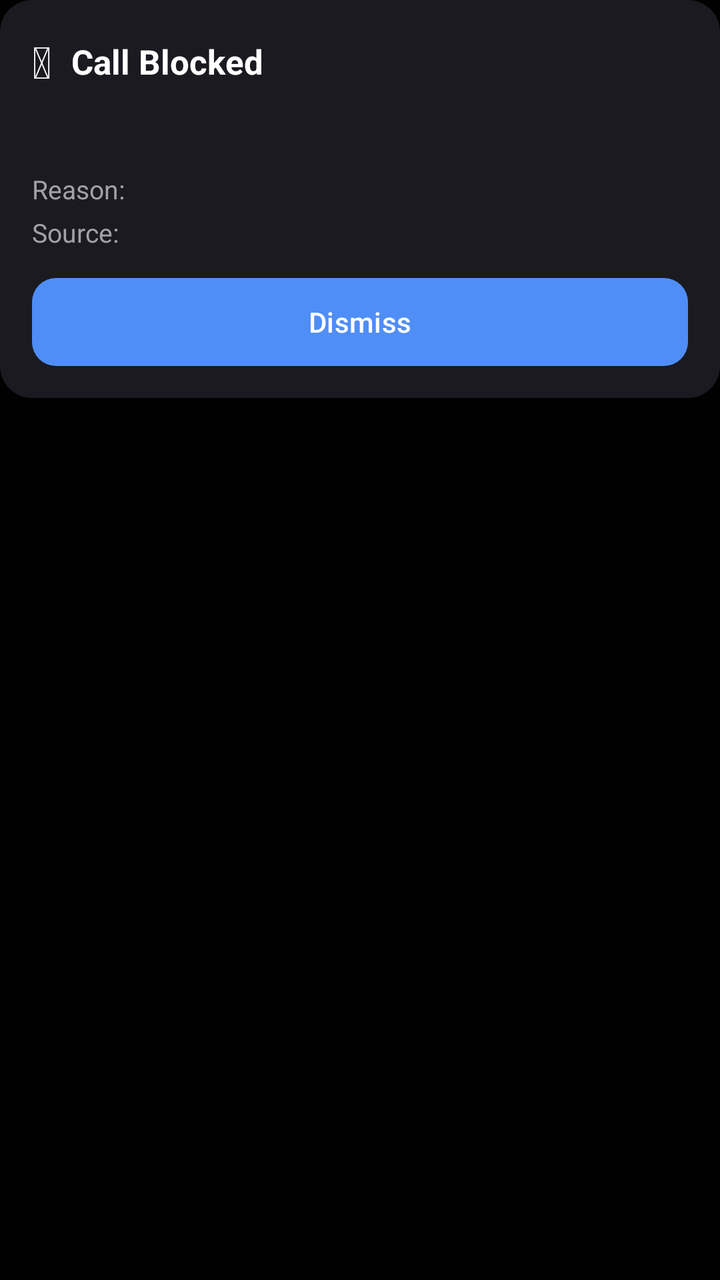
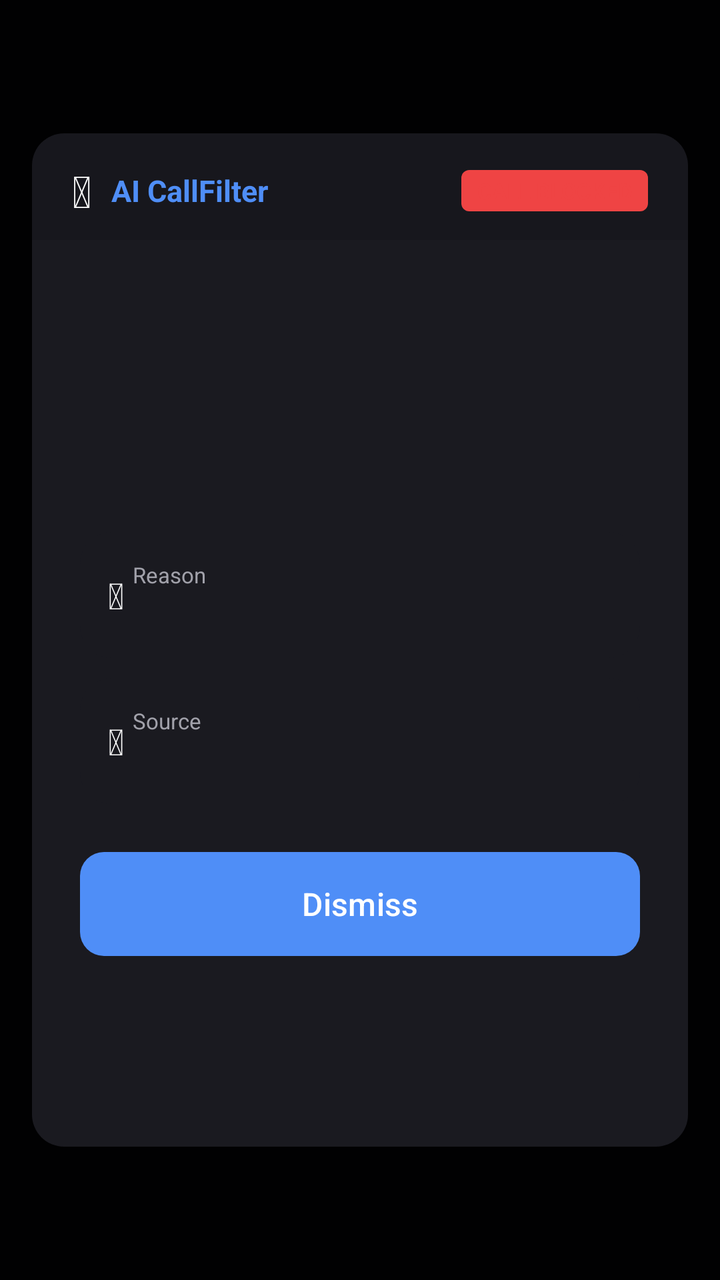

Two renders of the same Android screen: before a commit and after it. Below are the layout's source before the change and the commit's diff.
<!-- AndroidManifest.xml: application theme Theme.CallFilter -->
<!-- res/layout/layout_global_block_popup.xml -->
<?xml version="1.0" encoding="utf-8"?>
<LinearLayout xmlns:android="http://schemas.android.com/apk/res/android"
    android:layout_width="match_parent"
    android:layout_height="wrap_content"
    android:orientation="vertical"
    android:background="#F0000000"
    android:layout_margin="12dp">

    <LinearLayout
        android:layout_width="match_parent"
        android:layout_height="wrap_content"
        android:orientation="vertical"
        android:background="@drawable/card_bg"
        android:elevation="8dp">

        
        <ImageView
            android:id="@+id/gbpImage"
            android:layout_width="match_parent"
            android:layout_height="180dp"
            android:scaleType="centerCrop"
            android:visibility="gone"/>

        <LinearLayout
            android:layout_width="match_parent"
            android:layout_height="wrap_content"
            android:orientation="vertical"
            android:padding="16dp">

            
            <LinearLayout
                android:layout_width="match_parent"
                android:layout_height="wrap_content"
                android:orientation="horizontal"
                android:gravity="center_vertical"
                android:layout_marginBottom="10dp">
                <TextView
                    android:layout_width="wrap_content"
                    android:layout_height="wrap_content"
                    android:text="&#x1F6AB;"
                    android:textSize="22sp"
                    android:layout_marginEnd="10dp"/>
                <TextView
                    android:layout_width="0dp"
                    android:layout_weight="1"
                    android:layout_height="wrap_content"
                    android:text="Call Blocked"
                    android:textSize="17sp"
                    android:textStyle="bold"
                    android:textColor="@color/text"/>
            </LinearLayout>

            
            <TextView
                android:id="@+id/gbpNumber"
                android:layout_width="wrap_content"
                android:layout_height="wrap_content"
                android:textSize="18sp"
                android:textStyle="bold"
                android:textColor="@color/reject"
                android:layout_marginBottom="6dp"/>

            
            <LinearLayout
                android:layout_width="wrap_content"
                android:layout_height="wrap_content"
                android:orientation="horizontal"
                android:gravity="center_vertical"
                android:layout_marginBottom="4dp">
                <TextView
                    android:layout_width="wrap_content"
                    android:layout_height="wrap_content"
                    android:text="Reason: "
                    android:textSize="13sp"
                    android:textColor="@color/subtext"/>
                <TextView
                    android:id="@+id/gbpReason"
                    android:layout_width="wrap_content"
                    android:layout_height="wrap_content"
                    android:textSize="13sp"
                    android:textStyle="bold"
                    android:textColor="@color/text"/>
            </LinearLayout>

            
            <LinearLayout
                android:layout_width="wrap_content"
                android:layout_height="wrap_content"
                android:orientation="horizontal"
                android:gravity="center_vertical"
                android:layout_marginBottom="14dp">
                <TextView
                    android:layout_width="wrap_content"
                    android:layout_height="wrap_content"
                    android:text="Source: "
                    android:textSize="13sp"
                    android:textColor="@color/subtext"/>
                <TextView
                    android:id="@+id/gbpAdminName"
                    android:layout_width="wrap_content"
                    android:layout_height="wrap_content"
                    android:textSize="13sp"
                    android:textColor="@color/accent"/>
            </LinearLayout>

            
            <Button
                android:id="@+id/gbpDismiss"
                android:layout_width="match_parent"
                android:layout_height="44dp"
                android:text="Dismiss"
                android:textSize="14sp"
                android:textColor="#fff"
                android:background="@drawable/btn_accent"
                android:minWidth="0dp"/>
        </LinearLayout>
    </LinearLayout>
</LinearLayout>
<!-- resources referenced by this layout -->
<resources>
  <color name="accent">#4F8EF7</color>
  <color name="reject">#EF4444</color>
  <color name="subtext">#A1A1AA</color>
  <color name="text">#FFFFFF</color>
  <!-- drawable btn_accent (drawable) -->
  <?xml version="1.0" encoding="utf-8"?>
  <shape xmlns:android="http://schemas.android.com/apk/res/android" android:shape="rectangle">
      <corners android:radius="12dp"/>
      <solid android:color="#4F8EF7"/>
  </shape>
  <!-- drawable card_bg (drawable) -->
  <?xml version="1.0" encoding="utf-8"?>
  <shape xmlns:android="http://schemas.android.com/apk/res/android" android:shape="rectangle">
      <corners android:radius="16dp"/>
      <solid android:color="#1A1A20"/>
  </shape>
  <style name="Theme.CallFilter" parent="Theme.Material3.DayNight.NoActionBar">
          <item name="android:windowBackground">@color/bg</item>
          <item name="android:statusBarColor">@color/bg</item>
          <item name="android:navigationBarColor">@color/bg</item>
          <item name="android:windowLightStatusBar">false</item>
          <item name="colorPrimary">@color/accent</item>
          <item name="colorOnPrimary">@color/white</item>
          <item name="android:textColor">@color/text</item>
      </style>
  <color name="bg">#0F0F12</color>
  <color name="white">#FFFFFF</color>
</resources>

<!-- the commit's change to res/layout/layout_global_block_popup.xml (unified diff, before → after) -->
@@ -1,31 +1,89 @@
 <?xml version="1.0" encoding="utf-8"?>
 <LinearLayout xmlns:android="http://schemas.android.com/apk/res/android"
     android:layout_width="match_parent"
-    android:layout_height="wrap_content"
+    android:layout_height="match_parent"
     android:orientation="vertical"
-    android:background="#F0000000"
-    android:layout_margin="12dp">
+    android:background="#E8000000">
 
+    
+    <View android:layout_width="match_parent" android:layout_height="0dp" android:layout_weight="1"/>
+
+    
     <LinearLayout
         android:layout_width="match_parent"
-        android:layout_height="wrap_content"
+        android:layout_height="0dp"
+        android:layout_weight="10"
         android:orientation="vertical"
         android:background="@drawable/card_bg"
-        android:elevation="8dp">
+        android:layout_margin="16dp"
+        android:elevation="12dp">
 
         
         <ImageView
             android:id="@+id/gbpImage"
             android:layout_width="match_parent"
-            android:layout_height="180dp"
+            android:layout_height="0dp"
+            android:layout_weight="4"
             android:scaleType="centerCrop"
             android:visibility="gone"/>
 
+        
         <LinearLayout
             android:layout_width="match_parent"
             android:layout_height="wrap_content"
+            android:orientation="horizontal"
+            android:gravity="center_vertical"
+            android:background="#1A000000"
+            android:paddingStart="20dp"
+            android:paddingEnd="20dp"
+            android:paddingTop="14dp"
+            android:paddingBottom="10dp">
+            <TextView
+                android:layout_width="wrap_content"
+                android:layout_height="wrap_content"
+                android:text="&#x1F6E1;"
+                android:textSize="22sp"
+                android:layout_marginEnd="10dp"/>
+            <TextView
+                android:layout_width="0dp"
+                android:layout_weight="1"
+                android:layout_height="wrap_content"
+                android:text="AI CallFilter"
+                android:textSize="15sp"
+                android:textStyle="bold"
+                android:textColor="@color/accent"/>
+            <TextView
+                android:layout_width="wrap_content"
+                android:layout_height="wrap_content"
+                android:text="CALL BLOCKED"
+                android:textSize="11sp"
+                android:textStyle="bold"
+                android:textColor="@color/reject"
+                android:background="@drawable/badge_reject"
+                android:paddingStart="8dp"
+                android:paddingEnd="8dp"
+                android:paddingTop="3dp"
+                android:paddingBottom="3dp"/>
+        </LinearLayout>
+
+        
+        <LinearLayout
+            android:layout_width="match_parent"
+            android:layout_height="0dp"
+            android:layout_weight="5"
             android:orientation="vertical"
-            android:padding="16dp">
+            android:padding="24dp"
+            android:gravity="center_vertical">
+
+            
+            <TextView
+                android:id="@+id/gbpNumber"
+                android:layout_width="wrap_content"
+                android:layout_height="wrap_content"
+                android:textSize="26sp"
+                android:textStyle="bold"
+                android:textColor="@color/reject"
+                android:layout_marginBottom="16dp"/>
 
             
             <LinearLayout
@@ -33,86 +91,83 @@
                 android:layout_height="wrap_content"
                 android:orientation="horizontal"
                 android:gravity="center_vertical"
+                android:background="@drawable/card_bg"
+                android:padding="14dp"
                 android:layout_marginBottom="10dp">
                 <TextView
                     android:layout_width="wrap_content"
                     android:layout_height="wrap_content"
-                    android:text="&#x1F6AB;"
-                    android:textSize="22sp"
-                    android:layout_marginEnd="10dp"/>
-                <TextView
+                    android:text="&#x1F310; "
+                    android:textSize="18sp"/>
+                <LinearLayout
                     android:layout_width="0dp"
                     android:layout_weight="1"
                     android:layout_height="wrap_content"
-                    android:text="Call Blocked"
-                    android:textSize="17sp"
-                    android:textStyle="bold"
-                    android:textColor="@color/text"/>
-            </LinearLayout>
-
-            
-            <TextView
-                android:id="@+id/gbpNumber"
-                android:layout_width="wrap_content"
-                android:layout_height="wrap_content"
-                android:textSize="18sp"
-                android:textStyle="bold"
-                android:textColor="@color/reject"
-                android:layout_marginBottom="6dp"/>
-
-            
-            <LinearLayout
-                android:layout_width="wrap_content"
-                android:layout_height="wrap_content"
-                android:orientation="horizontal"
-                android:gravity="center_vertical"
-                android:layout_marginBottom="4dp">
-                <TextView
-                    android:layout_width="wrap_content"
-                    android:layout_height="wrap_content"
-                    android:text="Reason: "
-                    android:textSize="13sp"
-                    android:textColor="@color/subtext"/>
-                <TextView
-                    android:id="@+id/gbpReason"
-                    android:layout_width="wrap_content"
-                    android:layout_height="wrap_content"
-                    android:textSize="13sp"
-                    android:textStyle="bold"
-                    android:textColor="@color/text"/>
+                    android:orientation="vertical">
+                    <TextView
+                        android:layout_width="wrap_content"
+                        android:layout_height="wrap_content"
+                        android:text="Reason"
+                        android:textSize="11sp"
+                        android:textColor="@color/subtext"/>
+                    <TextView
+                        android:id="@+id/gbpReason"
+                        android:layout_width="wrap_content"
+                        android:layout_height="wrap_content"
+                        android:textSize="15sp"
+                        android:textStyle="bold"
+                        android:textColor="@color/text"/>
+                </LinearLayout>
             </LinearLayout>
 
             
             <LinearLayout
-                android:layout_width="wrap_content"
+                android:layout_width="match_parent"
                 android:layout_height="wrap_content"
                 android:orientation="horizontal"
                 android:gravity="center_vertical"
-                android:layout_marginBottom="14dp">
+                android:background="@drawable/card_bg"
+                android:padding="14dp"
+                android:layout_marginBottom="24dp">
                 <TextView
                     android:layout_width="wrap_content"
                     android:layout_height="wrap_content"
-                    android:text="Source: "
-                    android:textSize="13sp"
-                    android:textColor="@color/subtext"/>
-                <TextView
-                    android:id="@+id/gbpAdminName"
-                    android:layout_width="wrap_content"
+                    android:text="&#x1F4CB; "
+                    android:textSize="18sp"/>
+                <LinearLayout
+                    android:layout_width="0dp"
+                    android:layout_weight="1"
                     android:layout_height="wrap_content"
-                    android:textSize="13sp"
-                    android:textColor="@color/accent"/>
+                    android:orientation="vertical">
+                    <TextView
+                        android:layout_width="wrap_content"
+                        android:layout_height="wrap_content"
+                        android:text="Source"
+                        android:textSize="11sp"
+                        android:textColor="@color/subtext"/>
+                    <TextView
+                        android:id="@+id/gbpAdminName"
+                        android:layout_width="wrap_content"
+                        android:layout_height="wrap_content"
+                        android:textSize="15sp"
+                        android:textStyle="bold"
+                        android:textColor="@color/accent"/>
+                </LinearLayout>
             </LinearLayout>
 
             
             <Button
                 android:id="@+id/gbpDismiss"
                 android:layout_width="match_parent"
-                android:layout_height="44dp"
+                android:layout_height="52dp"
                 android:text="Dismiss"
-                android:textSize="14sp"
+                android:textSize="16sp"
                 android:textColor="#fff"
                 android:background="@drawable/btn_accent"
                 android:minWidth="0dp"/>
         </LinearLayout>
     </LinearLayout>
+
+    
+    <View android:layout_width="match_parent" android:layout_height="0dp" android:layout_weight="1"/>
 </LinearLayout>
<!-- resource entries referenced after the edit -->
@@ -4,6 +4,12 @@
   <color name="reject">#EF4444</color>
   <color name="subtext">#A1A1AA</color>
   <color name="text">#FFFFFF</color>
+  <!-- drawable badge_reject (drawable) -->
+  <?xml version="1.0" encoding="utf-8"?>
+  <shape xmlns:android="http://schemas.android.com/apk/res/android" android:shape="rectangle">
+      <corners android:radius="4dp"/>
+      <solid android:color="#EF4444"/>
+  </shape>
   <!-- drawable btn_accent (drawable) -->
   <?xml version="1.0" encoding="utf-8"?>
   <shape xmlns:android="http://schemas.android.com/apk/res/android" android:shape="rectangle">
